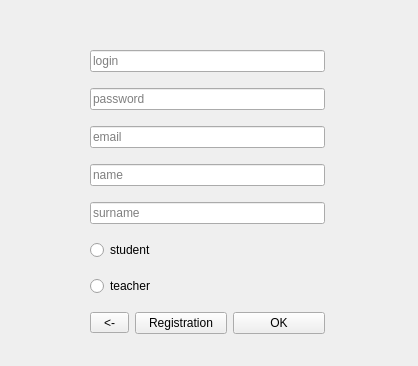
Qt form ClientAndWindowsInOne/authform.ui (Teka-a/ser) before a commit.
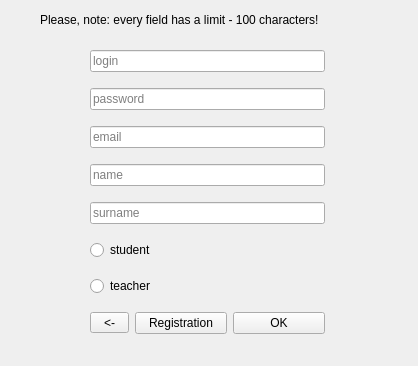
The same form after that commit.

Diff of the .ui file:
```diff
--- a/ClientAndWindowsInOne/authform.ui
+++ b/ClientAndWindowsInOne/authform.ui
@@ -114,6 +114,19 @@
     </item>
    </layout>
   </widget>
+  <widget class="QLabel" name="label_note">
+   <property name="geometry">
+    <rect>
+     <x>40</x>
+     <y>10</y>
+     <width>341</width>
+     <height>20</height>
+    </rect>
+   </property>
+   <property name="text">
+    <string>Please, note: every field has a limit - 100 characters!</string>
+   </property>
+  </widget>
  </widget>
  <tabstops>
   <tabstop>lineEdit_2pass</tabstop>
```
